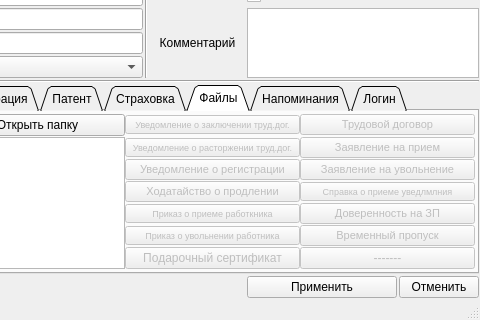
This is ui/add_work.ui in Meller008/CRM-Avi as Qt 5 draws it before an edit; both pictures show x 230 to 710 and y 183 to 503 of the 710 by 503 pixel window. The edited form follows.
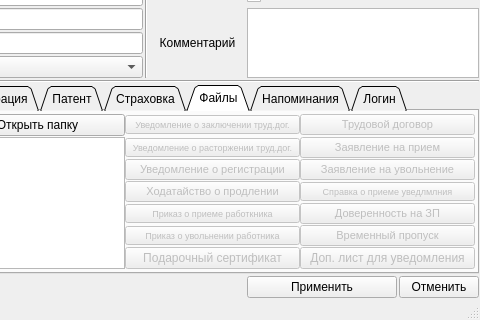
This is the edited form. The open tabs and pages were chosen to show the change.

Patch:
```diff
--- a/ui/add_work.ui
+++ b/ui/add_work.ui
@@ -818,7 +818,7 @@
            <bool>false</bool>
           </property>
           <property name="text">
-           <string>-------</string>
+           <string>Доп. лист для уведомления</string>
           </property>
          </widget>
         </item>
```
Left out of the diff: 141 changed lines with no effect on the pictures.
